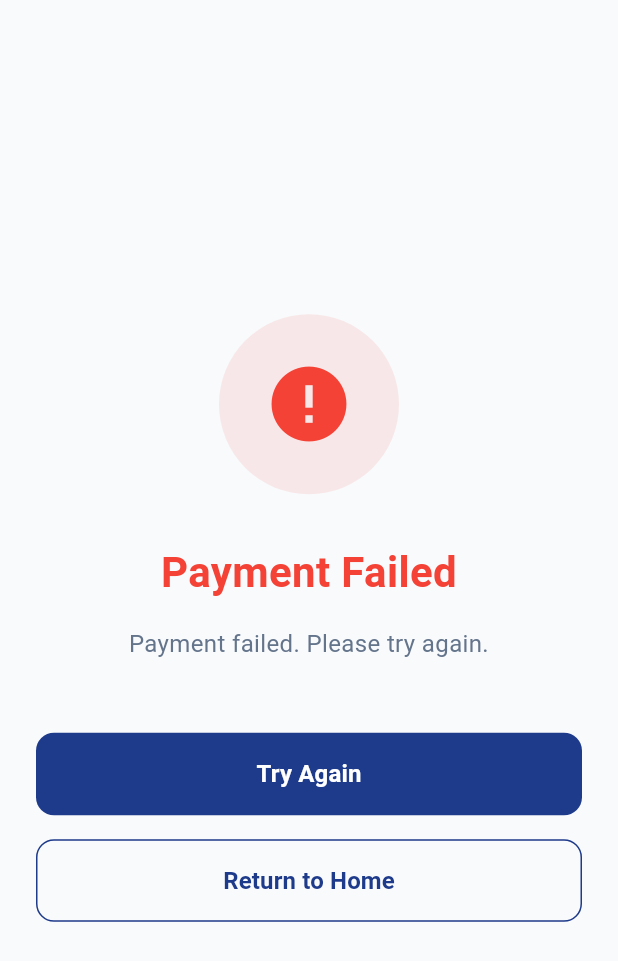
After one commit to hjvnb786/hassanjewellers, a Flutter app: the PaymentStatusScreen screen opened directly, on a phone screen of 412 x 824 dp. The commit adds this screen. Shown: the top 961 px of the screen. Run offline on Flutter 3.47's test engine with Material 3 defaults, Android fonts, the phone set to English and light mode, and no system bars; our stand-ins replace cloud_firestore, firebase_auth, firebase_core, share_plus, shared_preferences, shimmer and 1 more; missing offline and left inert: ntp; accounts and stored records are empty.

```diff
--- /dev/null
+++ b/lib/Screens/payment_status_screen.dart
@@ -0,0 +1,176 @@
+import 'package:flutter/material.dart';
+import 'package:hassanjewellers/Screens/home_screen.dart';
+import 'package:hassanjewellers/Utils/Constants/colors.dart';
+
+class PaymentStatusScreen extends StatelessWidget {
+  final bool isSuccess;
+  final String? message;
+  final String? referenceNo;
+
+  const PaymentStatusScreen({
+    super.key,
+    required this.isSuccess,
+    this.message,
+    this.referenceNo,
+  });
+
+  @override
+  Widget build(BuildContext context) {
+    print("🎨 PaymentStatusScreen build called");
+    print("📊 isSuccess: $isSuccess");
+    print("📝 message: $message");
+    print("🔢 referenceNo: $referenceNo");
+
+    return Scaffold(
+      backgroundColor: AppColors.background,
+      body: SafeArea(
+        child: Center(
+          child: Padding(
+            padding: const EdgeInsets.all(24.0),
+            child: Column(
+              mainAxisAlignment: MainAxisAlignment.center,
+              children: [
+                // Status Icon
+                Container(
+                  width: 120,
+                  height: 120,
+                  decoration: BoxDecoration(
+                    color: isSuccess ? Colors.green.withOpacity(0.1) : Colors.red.withOpacity(0.1),
+                    shape: BoxShape.circle,
+                  ),
+                  child: Icon(
+                    isSuccess ? Icons.check_circle : Icons.error,
+                    size: 60,
+                    color: isSuccess ? Colors.green : Colors.red,
+                  ),
+                ),
+
+                const SizedBox(height: 32),
+
+                // Status Title
+                Text(
+                  isSuccess ? "Payment Successful" : "Payment Failed",
+                  style: TextStyle(
+                    fontSize: 28,
+                    fontWeight: FontWeight.bold,
+                    color: isSuccess ? Colors.green : Colors.red,
+                  ),
+                  textAlign: TextAlign.center,
+                ),
+
+                const SizedBox(height: 16),
+
+                // Status Message
+                Text(
+                  message ?? (isSuccess
+                    ? "Your payment has been processed successfully."
+                    : "Your payment could not be processed. Please try again."),
+                  style: TextStyle(
+                    fontSize: 16,
+                    color: AppColors.textSecondary,
+                  ),
+                  textAlign: TextAlign.center,
+                ),
+
+                if (isSuccess && referenceNo != null) ...[
+                  const SizedBox(height: 24),
+                  Container(
+                    padding: const EdgeInsets.all(16),
+                    decoration: BoxDecoration(
+                      color: Colors.green.withOpacity(0.1),
+                      borderRadius: BorderRadius.circular(12),
+                      border: Border.all(color: Colors.green.withOpacity(0.3)),
+                    ),
+                    child: Column(
+                      children: [
+                        Text(
+                          "Reference Number",
+                          style: TextStyle(
+                            fontSize: 14,
+                            color: Colors.green[700],
+                            fontWeight: FontWeight.w600,
+                          ),
+                        ),
+                        const SizedBox(height: 8),
+                        Text(
+                          referenceNo!,
+                          style: TextStyle(
+                            fontSize: 16,
+                            color: Colors.green[700],
+                            fontWeight: FontWeight.bold,
+                          ),
+                        ),
+                      ],
+                    ),
+                  ),
+                ],
+
+                const SizedBox(height: 48),
+
+                // Action Button
+                SizedBox(
+                  width: double.infinity,
+                  child: ElevatedButton(
+                    onPressed: () {
+                      Navigator.pushAndRemoveUntil(
+                        context,
+                        MaterialPageRoute(builder: (context) => const HomeScreen()),
+                        (Route<dynamic> route) => false,
+                      );
+                    },
+                    style: ElevatedButton.styleFrom(
+                      backgroundColor: AppColors.primary,
+                      foregroundColor: Colors.white,
+                      padding: const EdgeInsets.symmetric(vertical: 16),
+                      shape: RoundedRectangleBorder(
+                        borderRadius: BorderRadius.circular(12),
+                      ),
+                    ),
+                    child: Text(
+                      isSuccess ? "Return to Home" : "Try Again",
+                      style: const TextStyle(
+                        fontSize: 16,
+                        fontWeight: FontWeight.w600,
+                      ),
+                    ),
+                  ),
+                ),
+
+                if (!isSuccess) ...[
+                  const SizedBox(height: 16),
+                  SizedBox(
+                    width: double.infinity,
+                    child: OutlinedButton(
+                      onPressed: () {
+                        Navigator.pushAndRemoveUntil(
+                          context,
+                          MaterialPageRoute(builder: (context) => const HomeScreen()),
+                          (Route<dynamic> route) => false,
+                        );
+                      },
+                      style: OutlinedButton.styleFrom(
+                        foregroundColor: AppColors.primary,
+                        side: BorderSide(color: AppColors.primary),
+                        padding: const EdgeInsets.symmetric(vertical: 16),
+                        shape: RoundedRectangleBorder(
+                          borderRadius: BorderRadius.circular(12),
+                        ),
+                      ),
+                      child: const Text(
+                        "Return to Home",
+                        style: TextStyle(
+                          fontSize: 16,
+                          fontWeight: FontWeight.w600,
+                        ),
+                      ),
+                    ),
+                  ),
+                ],
+              ],
+            ),
+          ),
+        ),
+      ),
+    );
+  }
+}
```
Also changed, not shown: lib/Screens/payment_screen.dart (+2 -8 lines), lib/Screens/payment_successfull_screen.dart (deleted, +0 -34 lines), lib/Services/payment_services/payment_status.dart (+95 -1 lines).
